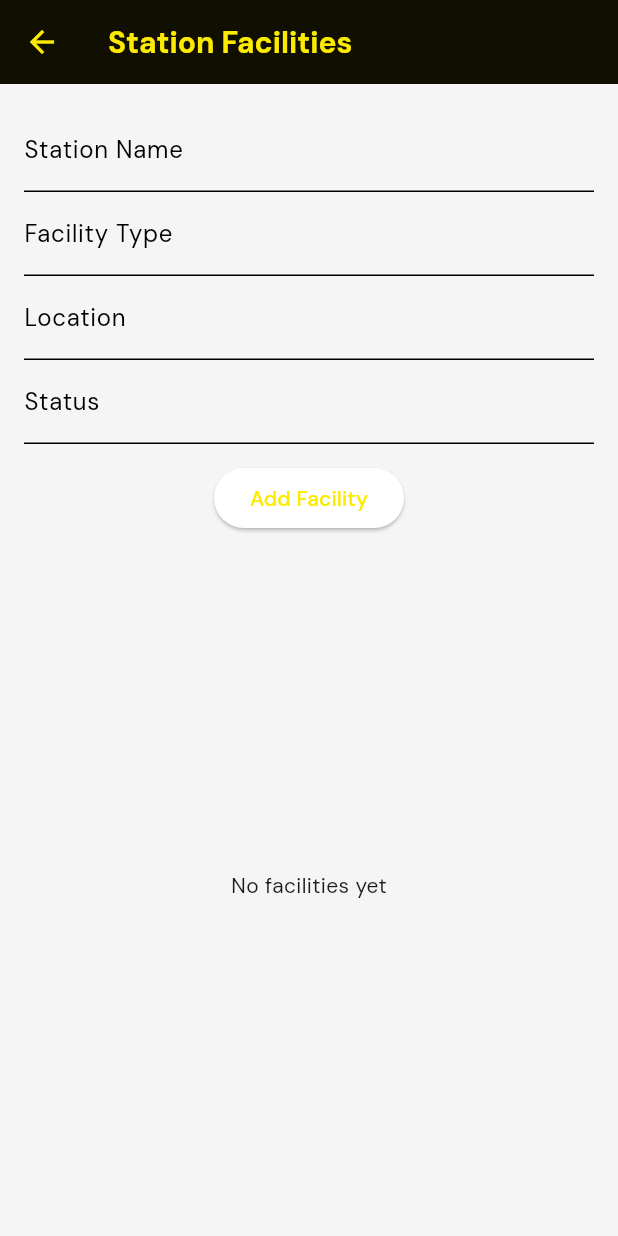
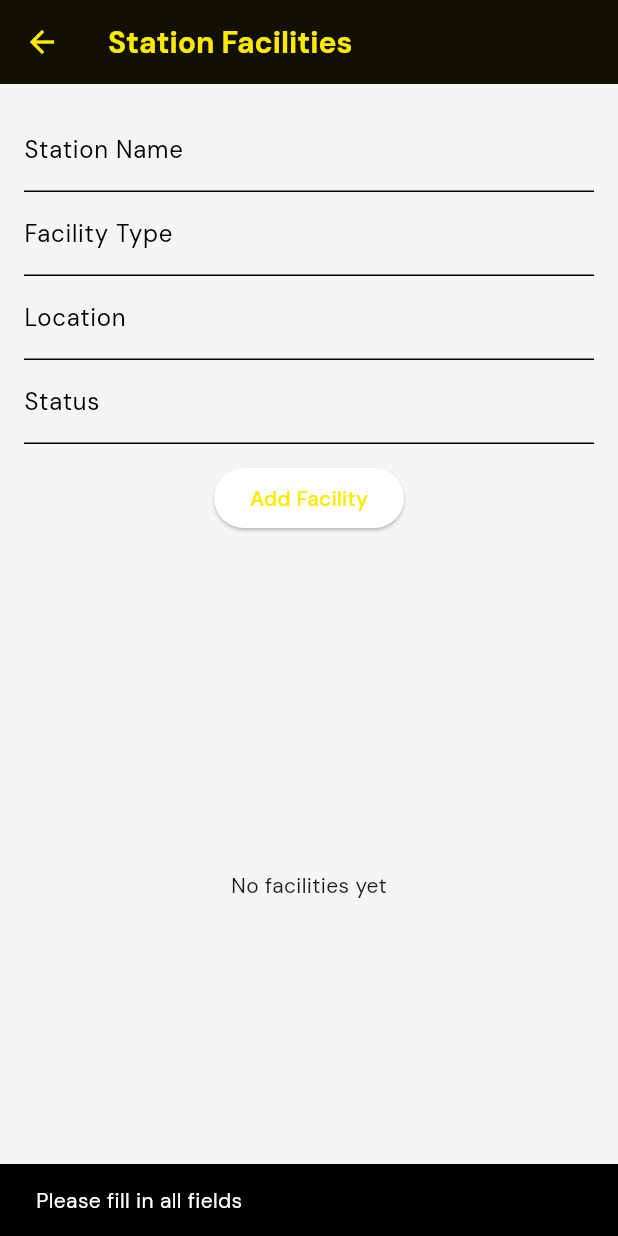
Before and after one commit to clarklsj-am23-alt/sentra1, a Flutter app: the StationFacilitiesScreen screen opened directly, after a tap on "Add Facility", on a phone screen of 412 x 824 dp. Run offline on Flutter 3.47's test engine with Material 3 defaults, Android fonts, the phone set to English and light mode, and no system bars; our stand-ins replace google_fonts, sqflite, supabase_flutter; accounts and stored records are empty.

Commit message:
Add snackbar feedback for station facilities

```diff
--- a/lib/screens/station_facilities_screen.dart
+++ b/lib/screens/station_facilities_screen.dart
@@ -1,5 +1,5 @@
 import 'package:flutter/material.dart';
-import '../../database/station_facilities_database.dart';
+import '../database/station_facilities_database.dart';
 
 class StationFacilitiesScreen extends StatefulWidget {
   const StationFacilitiesScreen({super.key});
@@ -28,24 +28,31 @@ class _StationFacilitiesScreenState extends State<StationFacilitiesScreen> {
   Future<void> loadFacilities() async {
     final data = await db.getFacilities();
 
+    if (!mounted) return;
+
     setState(() {
       facilities = data;
     });
   }
 
   Future<void> addFacility() async {
-    if (stationController.text.isEmpty ||
-        facilityController.text.isEmpty ||
-        locationController.text.isEmpty ||
-        statusController.text.isEmpty) {
+    if (stationController.text.trim().isEmpty ||
+        facilityController.text.trim().isEmpty ||
+        locationController.text.trim().isEmpty ||
+        statusController.text.trim().isEmpty) {
+      ScaffoldMessenger.of(context).showSnackBar(
+        const SnackBar(
+          content: Text('Please fill in all fields'),
+        ),
+      );
       return;
     }
 
     await db.addFacility(
-      stationName: stationController.text,
-      facilityType: facilityController.text,
-      location: locationController.text,
-      status: statusController.text,
+      stationName: stationController.text.trim(),
+      facilityType: facilityController.text.trim(),
+      location: locationController.text.trim(),
+      status: statusController.text.trim(),
     );
 
     stationController.clear();
@@ -54,11 +61,30 @@ class _StationFacilitiesScreenState extends State<StationFacilitiesScreen> {
     statusController.clear();
 
     await loadFacilities();
+
+    if (!mounted) return;
+
+    ScaffoldMessenger.of(context).showSnackBar(
+      const SnackBar(
+        content: Text('Facility added successfully'),
+        backgroundColor: Colors.greenAccent,
+      ),
+    );
   }
 
   Future<void> deleteFacility(int id) async {
     await db.deleteFacility(id);
+
     await loadFacilities();
+
+    if (!mounted) return;
+
+    ScaffoldMessenger.of(context).showSnackBar(
+      const SnackBar(
+        content: Text('Facility deleted successfully'),
+        backgroundColor: Colors.red,
+      ),
+    );
   }
 
   Future<void> editFacility(Map<String, dynamic> facility) async {
@@ -69,11 +95,12 @@ class _StationFacilitiesScreenState extends State<StationFacilitiesScreen> {
 
     await showDialog(
       context: context,
-      builder: (context) {
+      builder: (dialogContext) {
         return AlertDialog(
           title: const Text('Edit Facility'),
           content: SingleChildScrollView(
             child: Column(
+              mainAxisSize: MainAxisSize.min,
               children: [
                 TextField(
                   controller: stationController,
@@ -105,22 +132,39 @@ class _StationFacilitiesScreenState extends State<StationFacilitiesScreen> {
           actions: [
             TextButton(
               onPressed: () {
-                Navigator.pop(context);
+                Navigator.pop(dialogContext);
+
+                stationController.clear();
+                facilityController.clear();
+                locationController.clear();
+                statusController.clear();
               },
               child: const Text('Cancel'),
             ),
             ElevatedButton(
               onPressed: () async {
+                if (stationController.text.trim().isEmpty ||
+                    facilityController.text.trim().isEmpty ||
+                    locationController.text.trim().isEmpty ||
+                    statusController.text.trim().isEmpty) {
+                  ScaffoldMessenger.of(context).showSnackBar(
+                    const SnackBar(
+                      content: Text('Please fill in all fields'),
+                    ),
+                  );
+                  return;
+                }
+
                 await db.updateFacility(
                   id: facility['id'],
-                  stationName: stationController.text,
-                  facilityType: facilityController.text,
-                  location: locationController.text,
-                  status: statusController.text,
+                  stationName: stationController.text.trim(),
+                  facilityType: facilityController.text.trim(),
+                  location: locationController.text.trim(),
+                  status: statusController.text.trim(),
                 );
 
-                if (context.mounted) {
-                  Navigator.pop(context);
+                if (dialogContext.mounted) {
+                  Navigator.pop(dialogContext);
                 }
 
                 stationController.clear();
@@ -129,6 +173,14 @@ class _StationFacilitiesScreenState extends State<StationFacilitiesScreen> {
                 statusController.clear();
 
                 await loadFacilities();
+
+                if (!mounted) return;
+
+                ScaffoldMessenger.of(context).showSnackBar(
+                  const SnackBar(
+                    content: Text('Facility updated successfully'),
+                  ),
+                );
               },
               child: const Text('Save'),
             ),
@@ -191,7 +243,8 @@ class _StationFacilitiesScreenState extends State<StationFacilitiesScreen> {
                   return Card(
                     child: ListTile(
                       title: Text(
-                        '${facility['station_name']} - ${facility['facility_type']}',
+                        '${facility['station_name']} - '
+                            '${facility['facility_type']}',
                       ),
                       subtitle: Text(
                         'Location: ${facility['location']}\n'
```
